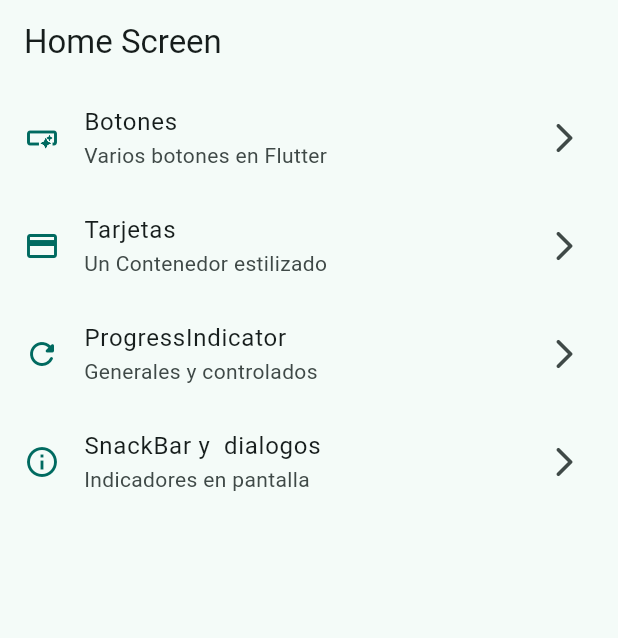
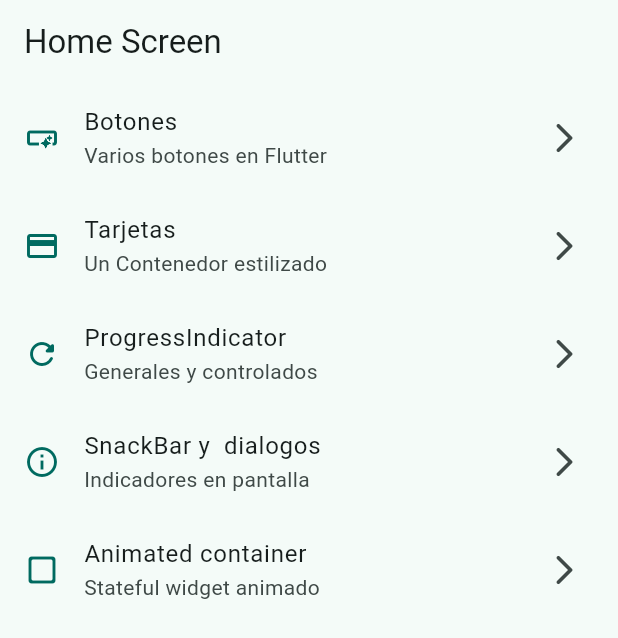
Before and after one commit to noisygott/widgets_app, a Flutter app: the screen it shows after launch, on a phone screen of 412 x 824 dp. Shown: the top 638 px of the screen. Run offline on Flutter 3.47's test engine with Material 3 defaults, Android fonts, the phone set to English and light mode, and no system bars; our stand-ins replace go_router.

Commit message:
animate container terminado

```diff
--- a/lib/config/menu/menu_items.dart
+++ b/lib/config/menu/menu_items.dart
@@ -43,4 +43,11 @@ const List<MenuItem> appMenuItems = [
     link: '/snackbar',
     icon: Icons.info_outline
   ),
+
+  MenuItem(
+    title: 'Animated container',
+    subTitle: 'Stateful widget animado',
+    link: '/animated',
+    icon: Icons.check_box_outline_blank_rounded
+  ),
 ];
--- a/lib/config/router/app_router.dart
+++ b/lib/config/router/app_router.dart
@@ -36,5 +36,11 @@ final appRouter = GoRouter(
       name: SnackbarScreen.name,
       builder: (context, state) => SnackbarScreen(),
     ),
+
+    GoRoute(
+      path: '/animated',
+      name: AnimatedScreen.name,
+      builder: (context, state) => AnimatedScreen(),
+    ),
   ],
 );
--- a/lib/presentation/screens/snackbar/snackbar_screen.dart
+++ b/lib/presentation/screens/snackbar/snackbar_screen.dart
@@ -41,6 +41,7 @@ class SnackbarScreen extends StatelessWidget {
         child: Column(
           mainAxisAlignment: MainAxisAlignment.center,
           children: [
+
             FilledButton.tonal(
               onPressed: () {
                 showAboutDialog(
```
Also changed, not shown: lib/presentation/screens/animated/animated_screen.dart (+49 -2 lines).
